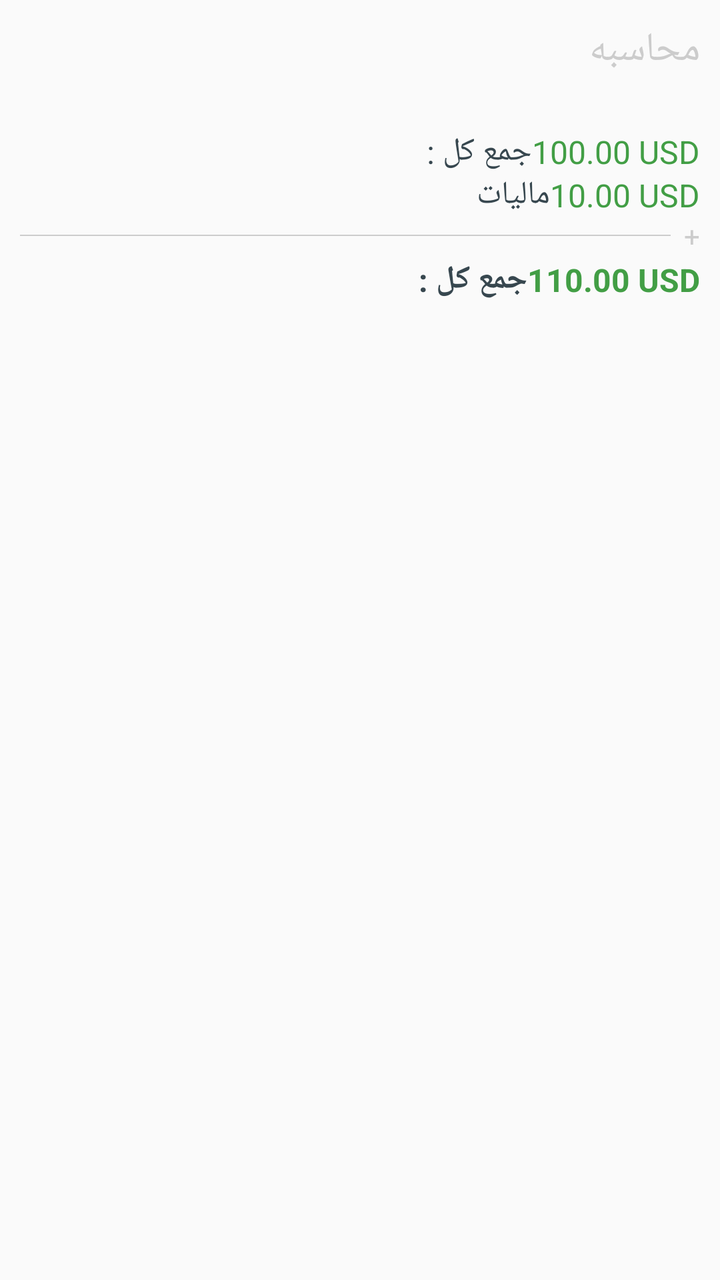
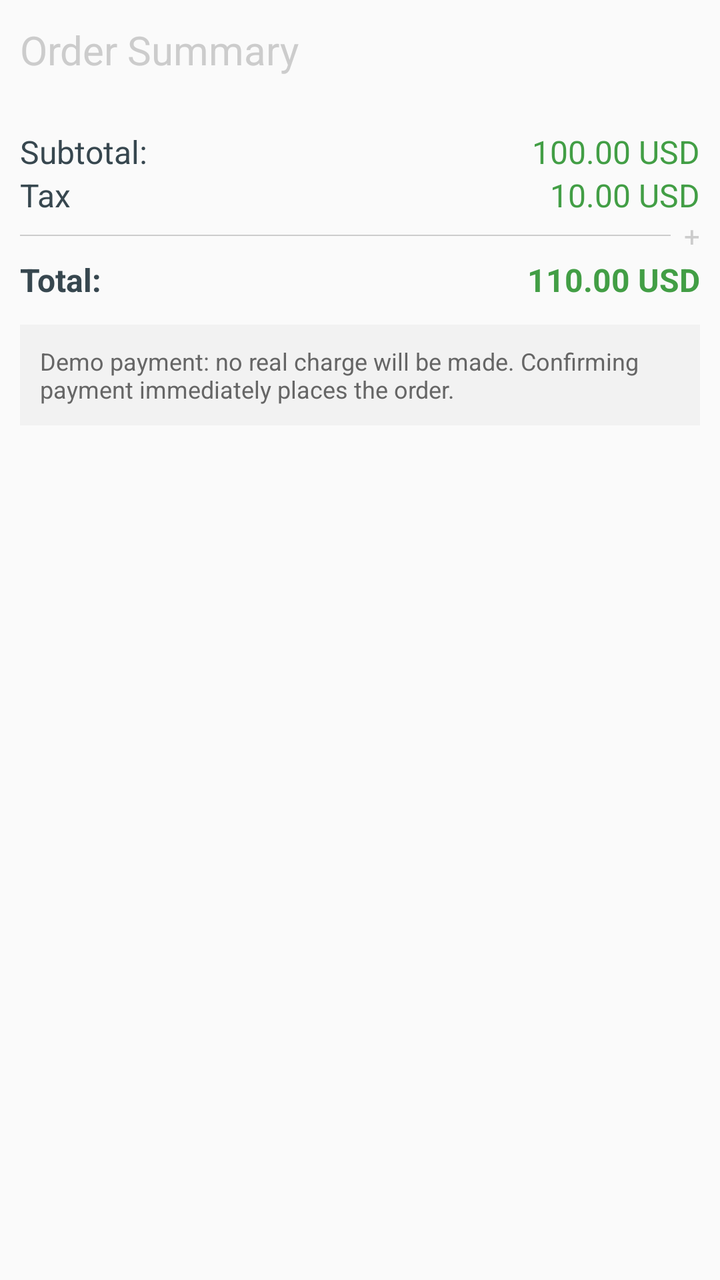

An Android layout rendered at two revisions. The XML below is the earlier revision; the diff shows what the commit changed to produce the second picture.
<!-- AndroidManifest.xml: application theme AppTheme -->
<!-- res/layout/include_checkout_cost.xml -->
<?xml version="1.0" encoding="utf-8"?>
<LinearLayout xmlns:android="http://schemas.android.com/apk/res/android"
    android:layout_width="match_parent"
    android:layout_height="wrap_content"
    android:orientation="vertical"
    android:paddingBottom="@dimen/spacing_medium">

    <TextView
        android:layout_width="match_parent"
        android:layout_height="@dimen/spacing_xxlarge"
        android:layout_marginBottom="@dimen/spacing_medium"
        android:gravity="center_vertical|start"
        android:paddingLeft="@dimen/spacing_middle"
        android:paddingRight="@dimen/spacing_middle"
        android:text="@string/cost_details"
        android:textAppearance="@style/TextAppearance.AppCompat.Title"
        android:textColor="@color/grey_20" />

    <LinearLayout
        android:layout_width="match_parent"
        android:layout_height="wrap_content"
        android:orientation="vertical"
        android:padding="@dimen/spacing_middle">


        <LinearLayout
            android:layout_width="match_parent"
            android:layout_height="wrap_content"
            android:gravity="center_vertical"
            android:minHeight="@dimen/spacing_large"
            android:orientation="horizontal">

            <TextView
                android:layout_width="0dp"
                android:layout_height="wrap_content"
                android:layout_weight="1"
                android:text="@string/total_order"
                android:textAppearance="@style/TextAppearance.AppCompat.Subhead"
                android:textColor="@color/grey_80" />

            <TextView
                android:id="@+id/total_order"
                android:layout_width="wrap_content"
                android:layout_height="wrap_content"
                android:text="100.00 USD"
                android:textAppearance="@style/TextAppearance.AppCompat.Subhead"
                android:textColor="@color/colorPrice" />

        </LinearLayout>

        <LinearLayout
            android:layout_width="match_parent"
            android:layout_height="wrap_content"
            android:gravity="center_vertical"
            android:minHeight="@dimen/spacing_large"
            android:orientation="horizontal">

            <TextView
                android:id="@+id/tax"
                android:layout_width="0dp"
                android:layout_height="wrap_content"
                android:layout_weight="1"
                android:text="@string/tax"
                android:textAppearance="@style/TextAppearance.AppCompat.Subhead"
                android:textColor="@color/grey_80" />

            <TextView
                android:id="@+id/price_tax"
                android:layout_width="wrap_content"
                android:layout_height="wrap_content"
                android:text="10.00 USD"
                android:textAppearance="@style/TextAppearance.AppCompat.Subhead"
                android:textColor="@color/colorPrice" />

        </LinearLayout>

        <LinearLayout
            android:layout_width="match_parent"
            android:layout_height="wrap_content"
            android:gravity="center_vertical"
            android:orientation="horizontal">

            <View
                android:layout_width="0dp"
                android:layout_height="2px"
                android:layout_weight="1"
                android:background="@color/grey_20" />

            <TextView
                android:layout_width="wrap_content"
                android:layout_height="wrap_content"
                android:text="  +"
                android:textColor="@color/grey_20" />

        </LinearLayout>

        <LinearLayout
            android:layout_width="match_parent"
            android:layout_height="wrap_content"
            android:gravity="center_vertical"
            android:minHeight="@dimen/spacing_mxlarge"
            android:orientation="horizontal">

            <TextView
                android:layout_width="0dp"
                android:layout_height="wrap_content"
                android:layout_weight="1"
                android:text="@string/total_fess"
                android:textAppearance="@style/TextAppearance.AppCompat.Subhead"
                android:textColor="@color/grey_80"
                android:textStyle="bold" />

            <TextView
                android:id="@+id/total_fees"
                android:layout_width="wrap_content"
                android:layout_height="wrap_content"
                android:text="110.00 USD"
                android:textAppearance="@style/TextAppearance.AppCompat.Subhead"
                android:textColor="@color/colorPrice"
                android:textStyle="bold" />

        </LinearLayout>

    </LinearLayout>

</LinearLayout>
<!-- resources referenced by this layout -->
<resources>
  <color name="colorPrice">#429E45</color>
  <color name="grey_20">#cccccc</color>
  <color name="grey_80">#37474F</color>
  <dimen name="spacing_large">15dp</dimen>
  <dimen name="spacing_medium">5dp</dimen>
  <dimen name="spacing_middle">10dp</dimen>
  <dimen name="spacing_mxlarge">25dp</dimen>
  <dimen name="spacing_xxlarge">50dp</dimen>
  <string name="cost_details">محاسبه</string>
  <string name="tax">مالیات </string>
  <string name="total_fess">جمع کل : </string>
  <string name="total_order">جمع کل : </string>
  <style name="AppTheme" parent="Theme.AppCompat.Light.NoActionBar">
          
          <item name="colorPrimary">@color/colorPrimary</item>
          <item name="colorPrimaryDark">@color/colorPrimaryDark</item>
          <item name="colorAccent">@color/colorAccent</item>
          <item name="colorControlNormal">@color/grey_60</item>
          <item name="fontFamily">@font/iransans</item>
      </style>
  <color name="colorPrimary">#4DB151</color>
  <color name="colorPrimaryDark">#429E45</color>
  <color name="colorAccent">#FFDE26</color>
  <color name="grey_60">#666666</color>
</resources>

<!-- the commit's change to res/layout/include_checkout_cost.xml (unified diff, before → after) -->
@@ -121,6 +121,16 @@
 
         </LinearLayout>
 
+        <TextView
+            android:layout_width="match_parent"
+            android:layout_height="wrap_content"
+            android:layout_marginTop="@dimen/spacing_middle"
+            android:background="@color/grey_5"
+            android:padding="@dimen/spacing_middle"
+            android:text="@string/demo_payment_notice"
+            android:textAppearance="@style/TextAppearance.AppCompat.Caption"
+            android:textColor="@color/grey_60" />
+
     </LinearLayout>
 
 </LinearLayout>
<!-- resource entries referenced after the edit -->
@@ -2,16 +2,18 @@
 <resources>
   <color name="colorPrice">#429E45</color>
   <color name="grey_20">#cccccc</color>
+  <color name="grey_5">#f2f2f2</color>
   <color name="grey_80">#37474F</color>
   <dimen name="spacing_large">15dp</dimen>
   <dimen name="spacing_medium">5dp</dimen>
   <dimen name="spacing_middle">10dp</dimen>
   <dimen name="spacing_mxlarge">25dp</dimen>
   <dimen name="spacing_xxlarge">50dp</dimen>
-  <string name="cost_details">محاسبه</string>
-  <string name="tax">مالیات </string>
-  <string name="total_fess">جمع کل : </string>
-  <string name="total_order">جمع کل : </string>
+  <string name="cost_details">Order Summary</string>
+  <string name="demo_payment_notice">Demo payment: no real charge will be made. Confirming payment immediately places the order.</string>
+  <string name="tax">Tax </string>
+  <string name="total_fess">Total: </string>
+  <string name="total_order">Subtotal: </string>
   <style name="AppTheme" parent="Theme.AppCompat.Light.NoActionBar">
           
           <item name="colorPrimary">@color/colorPrimary</item>
